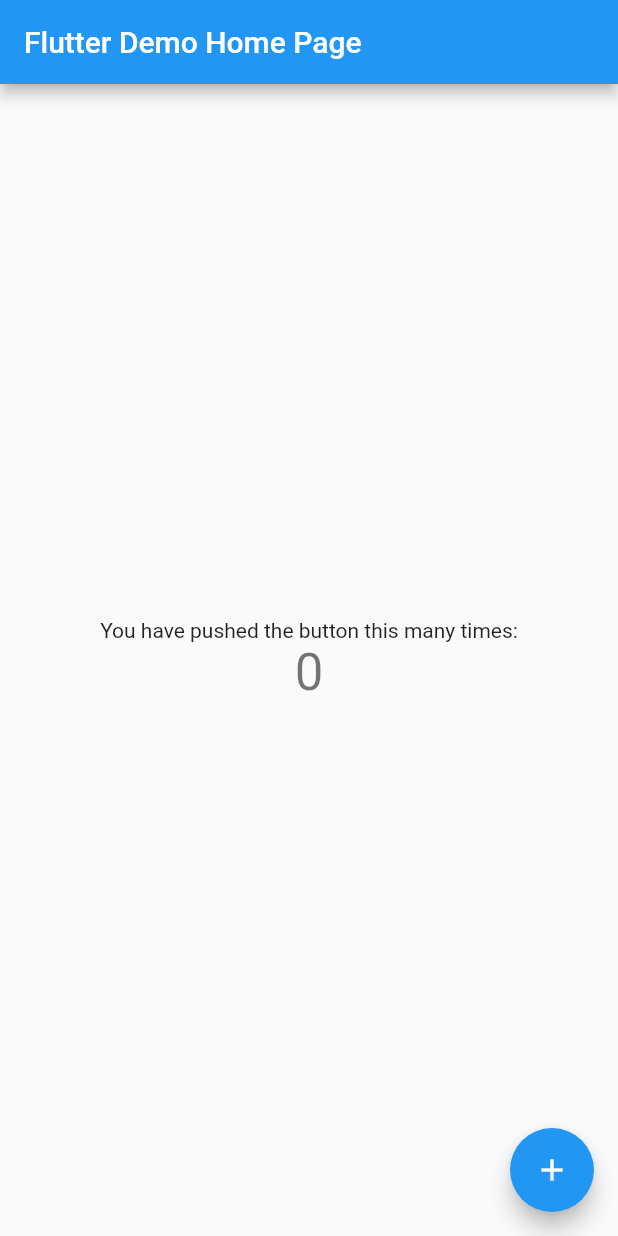
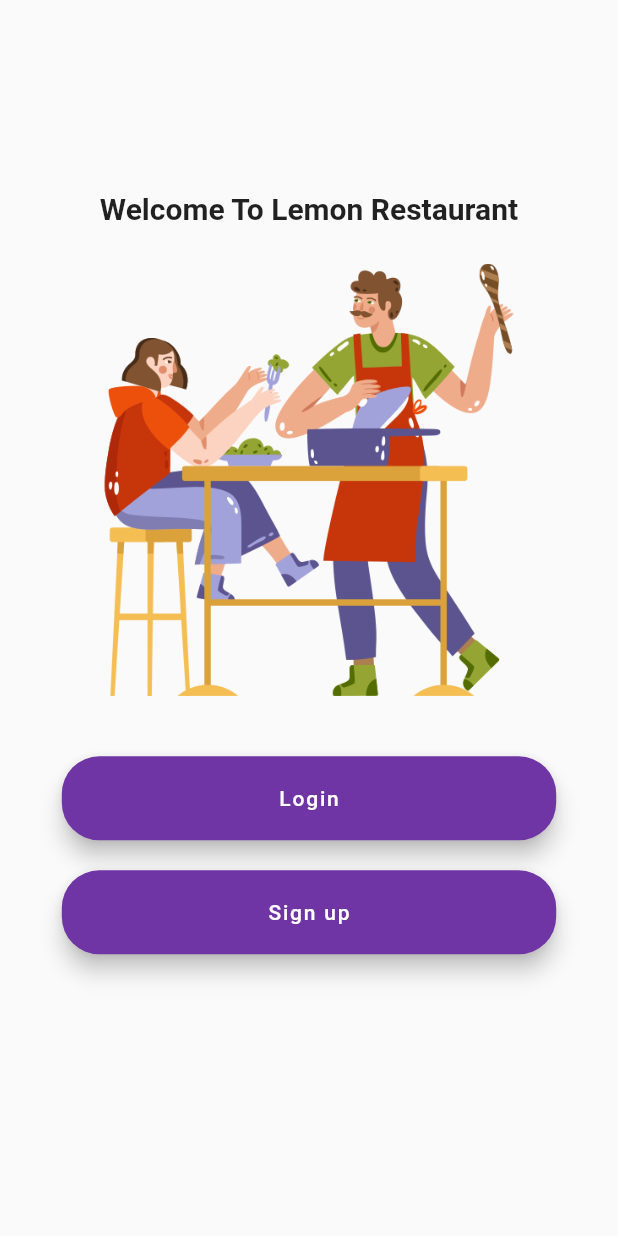
Before and after one commit to navod99/restaurant_management, a Flutter app: the screen it shows after launch, on a phone screen of 412 x 824 dp. Run offline on Flutter 3.47's test engine with Material 2 defaults, Android fonts, the phone set to English and light mode, and no system bars; our stand-ins replace firebase_auth, firebase_core; accounts and stored records are empty.

Commit message:
Complete login sign up uis

```diff
--- a/lib/main.dart
+++ b/lib/main.dart
@@ -1,115 +1,24 @@
 import 'package:flutter/material.dart';
+import 'package:firebase_core/firebase_core.dart';
+import './screens/Login.dart';
+import 'firebase_options.dart';
 
-void main() {
-  runApp(const MyApp());
+void main() async {
+  WidgetsFlutterBinding.ensureInitialized();
+  await Firebase.initializeApp(
+    options: DefaultFirebaseOptions.currentPlatform,
+  );
+  await Firebase.initializeApp();
+  runApp(const MaterialApp(
+    home: MyWidget()));
 }
 
-class MyApp extends StatelessWidget {
-  const MyApp({super.key});
-
-  // This widget is the root of your application.
-  @override
-  Widget build(BuildContext context) {
-    return MaterialApp(
-      title: 'Flutter Demo',
-      theme: ThemeData(
-        // This is the theme of your application.
-        //
-        // Try running your application with "flutter run". You'll see the
-        // application has a blue toolbar. Then, without quitting the app, try
-        // changing the primarySwatch below to Colors.green and then invoke
-        // "hot reload" (press "r" in the console where you ran "flutter run",
-        // or simply save your changes to "hot reload" in a Flutter IDE).
-        // Notice that the counter didn't reset back to zero; the application
-        // is not restarted.
-        primarySwatch: Colors.blue,
-      ),
-      home: const MyHomePage(title: 'Flutter Demo Home Page'),
-    );
-  }
-}
-
-class MyHomePage extends StatefulWidget {
-  const MyHomePage({super.key, required this.title});
-
-  // This widget is the home page of your application. It is stateful, meaning
-  // that it has a State object (defined below) that contains fields that affect
-  // how it looks.
-
-  // This class is the configuration for the state. It holds the values (in this
-  // case the title) provided by the parent (in this case the App widget) and
-  // used by the build method of the State. Fields in a Widget subclass are
-  // always marked "final".
-
-  final String title;
-
-  @override
-  State<MyHomePage> createState() => _MyHomePageState();
-}
-
-class _MyHomePageState extends State<MyHomePage> {
-  int _counter = 0;
-
-  void _incrementCounter() {
-    setState(() {
-      // This call to setState tells the Flutter framework that something has
-      // changed in this State, which causes it to rerun the build method below
-      // so that the display can reflect the updated values. If we changed
-      // _counter without calling setState(), then the build method would not be
-      // called again, and so nothing would appear to happen.
-      _counter++;
-    });
-  }
+class MyWidget extends StatelessWidget {
+  const MyWidget({super.key});
 
   @override
   Widget build(BuildContext context) {
-    // This method is rerun every time setState is called, for instance as done
-    // by the _incrementCounter method above.
-    //
-    // The Flutter framework has been optimized to make rerunning build methods
-    // fast, so that you can just rebuild anything that needs updating rather
-    // than having to individually change instances of widgets.
-    return Scaffold(
-      appBar: AppBar(
-        // Here we take the value from the MyHomePage object that was created by
-        // the App.build method, and use it to set our appbar title.
-        title: Text(widget.title),
-      ),
-      body: Center(
-        // Center is a layout widget. It takes a single child and positions it
-        // in the middle of the parent.
-        child: Column(
-          // Column is also a layout widget. It takes a list of children and
-          // arranges them vertically. By default, it sizes itself to fit its
-          // children horizontally, and tries to be as tall as its parent.
-          //
-          // Invoke "debug painting" (press "p" in the console, choose the
-          // "Toggle Debug Paint" action from the Flutter Inspector in Android
-          // Studio, or the "Toggle Debug Paint" command in Visual Studio Code)
-          // to see the wireframe for each widget.
-          //
-          // Column has various properties to control how it sizes itself and
-          // how it positions its children. Here we use mainAxisAlignment to
-          // center the children vertically; the main axis here is the vertical
-          // axis because Columns are vertical (the cross axis would be
-          // horizontal).
-          mainAxisAlignment: MainAxisAlignment.center,
-          children: <Widget>[
-            const Text(
-              'You have pushed the button this many times:',
-            ),
-            Text(
-              '$_counter',
-              style: Theme.of(context).textTheme.headlineMedium,
-            ),
-          ],
-        ),
-      ),
-      floatingActionButton: FloatingActionButton(
-        onPressed: _incrementCounter,
-        tooltip: 'Increment',
-        child: const Icon(Icons.add),
-      ), // This trailing comma makes auto-formatting nicer for build methods.
-    );
+    return const Scaffold(
+        body: Login());
   }
 }
--- /dev/null
+++ b/lib/screens/Login.dart
@@ -0,0 +1,89 @@
+import 'package:flutter/material.dart';
+import 'package:flutter/src/widgets/framework.dart';
+import 'package:flutter/src/widgets/placeholder.dart';
+import 'package:restaurant_management/screens/LoginForm.dart';
+import 'package:restaurant_management/screens/SignUpForm.dart';
+
+class Login extends StatefulWidget {
+  const Login({super.key});
+
+  @override
+  State<Login> createState() => _LoginState();
+}
+
+class _LoginState extends State<Login> {
+  @override
+  Widget build(BuildContext context) {
+    Size size = MediaQuery.of(context).size;
+    return Center(
+      child: Padding(
+        padding: const EdgeInsets.all(16),
+        child: Column(
+          mainAxisAlignment: MainAxisAlignment.center,
+          children: [
+            const Text(
+              "Welcome To Lemon Restaurant",
+              style: TextStyle(fontWeight: FontWeight.bold, fontSize: 20.0),
+            ),
+            const SizedBox(height: 25),
+            Image.asset(
+              "assets/icons/cooking.png",
+              height: size.height * 0.35,
+            ),
+            Container(
+              margin: const EdgeInsets.symmetric(vertical: 40),
+              width: size.width * 0.8,
+              child: Column(
+                children: [
+                  Container(
+                    width: size.width * 0.8,
+                    child: FloatingActionButton(
+                      heroTag: "SignIn",
+                      backgroundColor: Color(0xFF6F35A5),
+                      onPressed: () {
+                        final navigator = Navigator.of(context);
+                        navigator.pushReplacement(
+                          MaterialPageRoute(
+                              builder: (context) => const SignIn()),
+                        );
+                      },
+                      shape: RoundedRectangleBorder(
+                        borderRadius: BorderRadius.circular(25.0),
+                      ),
+                      child: const Text(
+                        "Login",
+                        style: TextStyle(color: Colors.white),
+                      ),
+                    ),
+                  ),
+                  Container(
+                    margin: const EdgeInsets.symmetric(vertical: 20),
+                    width: size.width * 0.8,
+                    child: FloatingActionButton(
+                      heroTag: "SignUp",
+                      backgroundColor: Color(0xFF6F35A5),
+                      onPressed: () async {
+                        final navigator = Navigator.of(context);
+                        navigator.pushReplacement(
+                          MaterialPageRoute(
+                              builder: (context) => const SignUpForm()),
+                        );
+                      },
+                      shape: RoundedRectangleBorder(
+                        borderRadius: BorderRadius.circular(25.0),
+                      ),
+                      child: const Text(
+                        "Sign up",
+                        style: TextStyle(color: Colors.white),
+                      ),
+                    ),
+                  ),
+                ],
+              ),
+            ),
+          ],
+        ),
+      ),
+    );
+  }
+}
--- a/pubspec.yaml
+++ b/pubspec.yaml
@@ -62,9 +62,9 @@
   uses-material-design: true
 
   # To add assets to your application, add an assets section, like this:
-  # assets:
-  #   - images/a_dot_burr.jpeg
-  #   - images/a_dot_ham.jpeg
+  assets:
+    - assets/images/
+    - assets/icons/
 
   # An image asset can refer to one or more resolution-specific "variants", see
   # https://flutter.dev/assets-and-images/#resolution-aware
```
Also changed, not shown: lib/screens/LoginForm.dart (added, +169 -0 lines), lib/screens/SignUpForm.dart (added, +162 -0 lines), lib/screens/components/Background.dart (added, +11 -0 lines), assets/icons/cooking.png (added), assets/icons/food.png (added), assets/icons/user.png (added).
